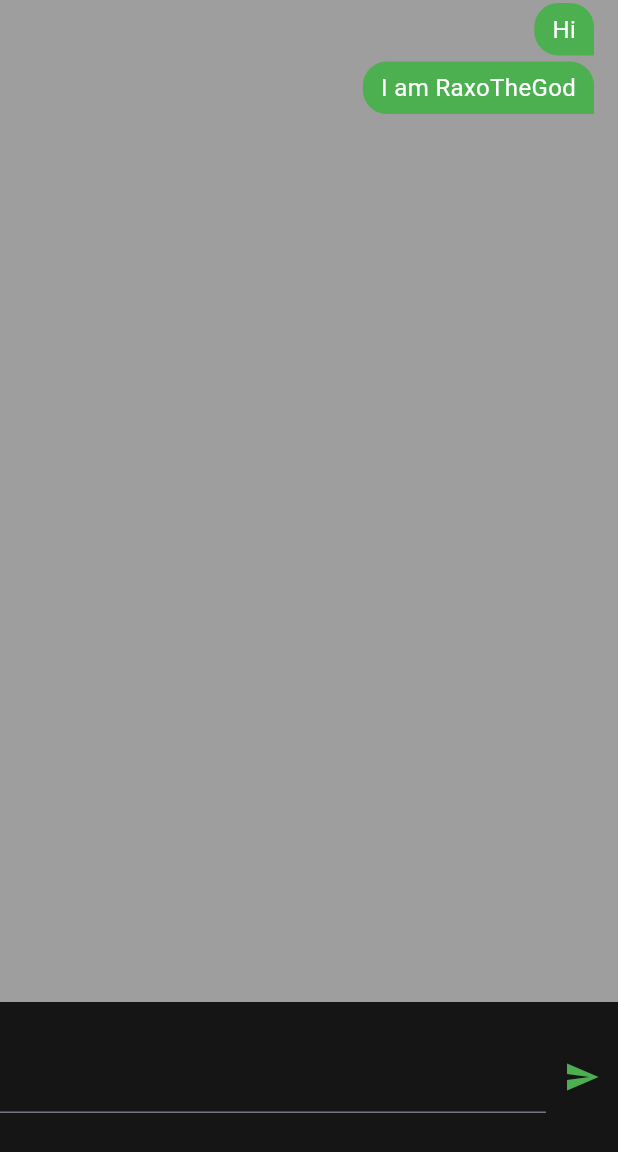
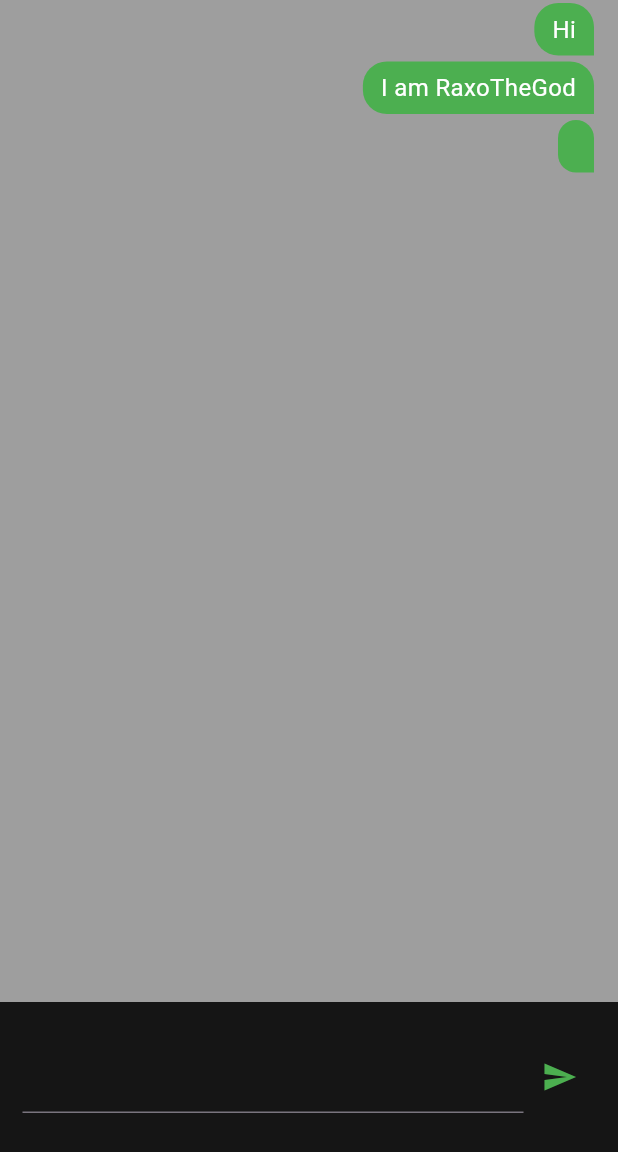
Before and after one commit to RaxoTheOne/chat_app, a Flutter app: the screen it shows after launch, after a tap on the "send" icon, on a phone screen of 412 x 824 dp, the part 84-1236 px from its top. Run offline on Flutter 3.47's test engine with Material 3 defaults, Android fonts, the phone set to English and light mode, and no system bars; our stand-ins replace chat_bubbles.

Commit message:
continue work

```diff
--- a/lib/chat1.dart
+++ b/lib/chat1.dart
@@ -12,6 +12,7 @@ class Chat_1 extends StatefulWidget {
 }
 
 class _Chat_1State extends State<Chat_1> {
+  TextEditingController text = TextEditingController();
   @override
   Widget build(BuildContext context) {
     return Scaffold(
@@ -40,19 +41,25 @@ class _Chat_1State extends State<Chat_1> {
               ),
             ),
             Container(
+              padding: const EdgeInsets.all(15),
               color: Colors.black87,
               height: 100,
               child: Row(
                 children: [
-                  const Expanded(
+                  Expanded(
                     child: TextField(
-                      style: TextStyle(
+                      controller: text,
+                      style: const TextStyle(
                         color: Colors.white,
                       ),
                     ),
                   ),
                   IconButton(
-                    onPressed: () {},
+                    onPressed: () {
+                      setState(() {
+                        chat.add(text.text);
+                      });
+                    },
                     icon: const Icon(
                       Icons.send,
                       color: Colors.green,
```
